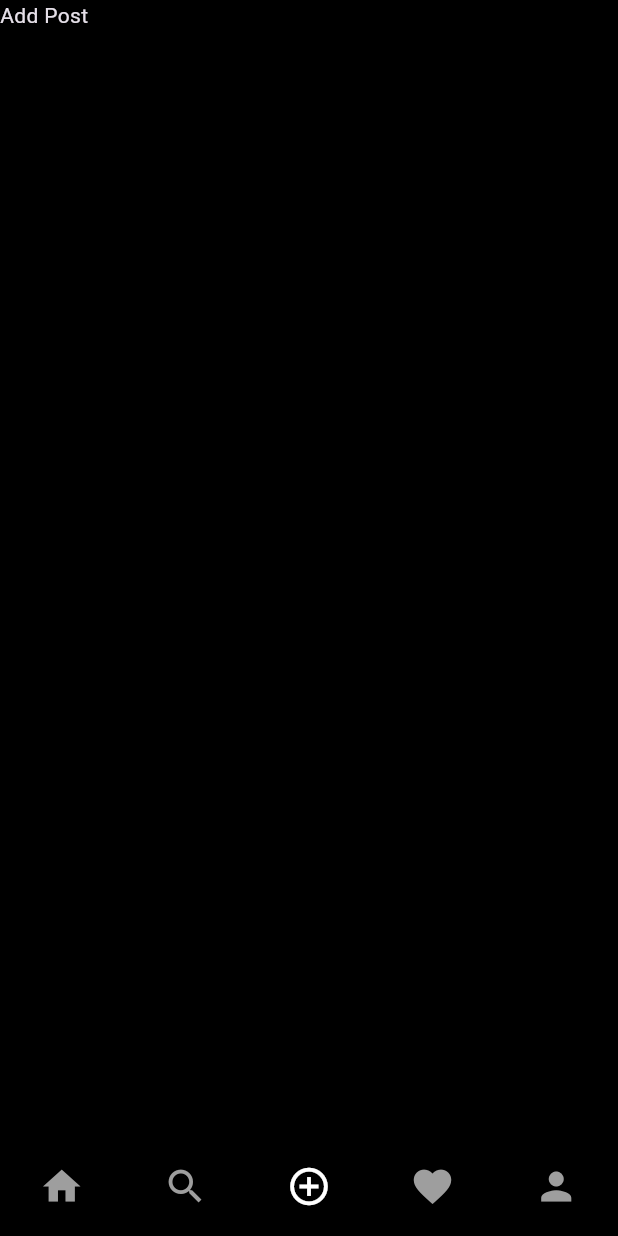
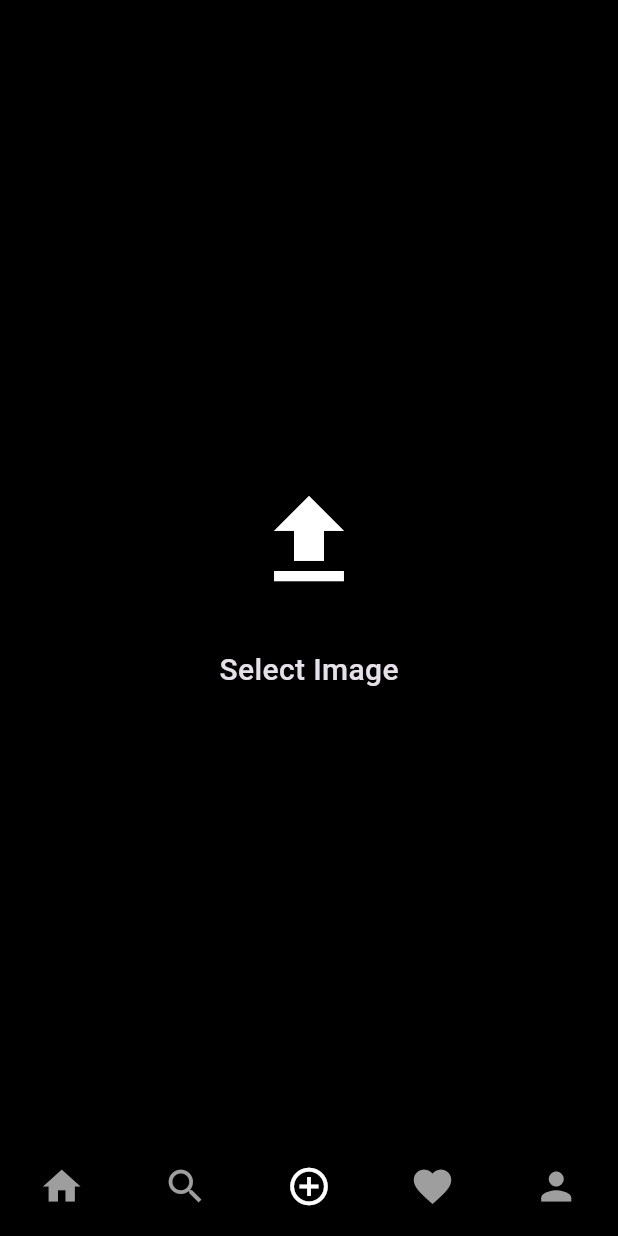
Before and after one commit to CodeWithJeet1204/Clones, a Flutter app: the MobileScreenLayout screen opened directly, swiped to page 3, on a phone screen of 412 x 824 dp. Run offline on Flutter 3.47's test engine with Material 3 defaults, Android fonts, the phone set to English and light mode, and no system bars; our stand-ins replace cloud_firestore, firebase_auth, firebase_core, firebase_storage, flutter_svg, image_picker; accounts and stored records are empty.

Commit message:
Add Post UI + Firebase (Complete)

```diff
--- /dev/null
+++ b/lib/models/posts.dart
@@ -0,0 +1,49 @@
+import 'package:cloud_firestore/cloud_firestore.dart';
+
+class Post {
+  final String description;
+  final String uid;
+  final String username;
+  final String postId;
+  final DateTime datePublished;
+  final String postUrl;
+  final String profImg;
+  final likes;
+
+  Post({
+    required this.description,
+    required this.uid,
+    required this.postId,
+    required this.datePublished,
+    required this.postUrl,
+    required this.profImg,
+    required this.likes,
+    required this.username,
+  });
+
+  Map<String, dynamic> toJson() => {
+        'description': description,
+        'uid': uid,
+        'username': username,
+        'postId': postId,
+        'datePdatePublished': datePublished,
+        'profImage': profImg,
+        'postUrl': postUrl,
+        'likes': likes,
+      };
+
+  static Post fromSnap(DocumentSnapshot snap) {
+    var snapshot = snap.data() as Map<String, dynamic>;
+
+    return Post(
+      username: snapshot['username'],
+      uid: snapshot['uid'],
+      description: snapshot['description'],
+      postId: snapshot['postId'],
+      datePublished: snapshot['datePublished'],
+      postUrl: snapshot['profImg'],
+      profImg: snapshot['likes'],
+      likes: snapshot['postUrl'],
+    );
+  }
+}
--- a/lib/resources/storage_methods.dart
+++ b/lib/resources/storage_methods.dart
@@ -2,6 +2,7 @@ import 'dart:typed_data';
 
 import 'package:firebase_auth/firebase_auth.dart';
 import 'package:firebase_storage/firebase_storage.dart';
+import 'package:uuid/uuid.dart';
 
 class StorageMethods {
   final FirebaseStorage _storage = FirebaseStorage.instance;
@@ -13,6 +14,11 @@ class StorageMethods {
     Reference ref =
         _storage.ref().child(childName).child(_auth.currentUser!.uid);
 
+    if (isPost) {
+      String id = const Uuid().v1();
+      ref = ref.child(id);
+    }
+
     UploadTask uploadTask = ref.putData(file);
 
     TaskSnapshot snap = await uploadTask;
--- a/lib/responsive/mobile_screen_layout.dart
+++ b/lib/responsive/mobile_screen_layout.dart
@@ -1,6 +1,7 @@
 import 'package:flutter/cupertino.dart';
 import 'package:flutter/material.dart';
 import 'package:instagram/utils/colors.dart';
+import 'package:instagram/utils/global_variables.dart';
 
 class MobileScreenLayout extends StatefulWidget {
   const MobileScreenLayout({super.key});
@@ -41,14 +42,8 @@ class _MobileScreenLayoutState extends State<MobileScreenLayout> {
       body: PageView(
         controller: pageController,
         onPageChanged: onPageChanged,
-        children: const [
-          Text('Home'),
-          Text('Searc'),
-          Text('Add Post'),
-          Text('Notif'),
-          Text('Profile'),
-        ],
         physics: const NeverScrollableScrollPhysics(),
+        children: homeScreenItems,
       ),
       bottomNavigationBar: CupertinoTabBar(
         onTap: navigationTapped,
--- a/lib/responsive/responsive_layout_screen.dart
+++ b/lib/responsive/responsive_layout_screen.dart
@@ -1,6 +1,6 @@
 import 'package:flutter/material.dart';
 import 'package:instagram/providers/user_provider.dart';
-import 'package:instagram/utils/dimensions.dart';
+import 'package:instagram/utils/global_variables.dart';
 import 'package:provider/provider.dart';
 
 class ResponsiveLayout extends StatefulWidget {
--- /dev/null
+++ b/lib/screens/add_post_screen.dart
@@ -0,0 +1,234 @@
+// ignore_for_file: use_build_context_synchronously
+
+import 'dart:typed_data';
+
+import 'package:flutter/material.dart';
+import 'package:image_picker/image_picker.dart';
+import 'package:instagram/models/user.dart';
+import 'package:instagram/providers/user_provider.dart';
+import 'package:instagram/resources/firestore_methods.dart';
+import 'package:instagram/utils/colors.dart';
+import 'package:instagram/widgets/image_picker.dart';
+import 'package:instagram/widgets/snackbar.dart';
+import 'package:provider/provider.dart';
+
+class AddPostScreen extends StatefulWidget {
+  const AddPostScreen({super.key});
+
+  @override
+  State<AddPostScreen> createState() => _AddPostScreenState();
+}
+
+class _AddPostScreenState extends State<AddPostScreen> {
+  final TextEditingController _descriptionController = TextEditingController();
+  Uint8List? _file;
+  bool isLoading = false;
+  final postKey = GlobalKey<FormState>();
+
+  _selectImage(BuildContext context) async {
+    return showDialog(
+      context: context,
+      builder: ((context) {
+        return SimpleDialog(
+          title: const Text("Create a Post"),
+          children: [
+            SimpleDialogOption(
+              padding: const EdgeInsets.all(20),
+              child: const Text('Take a photo'),
+              onPressed: () async {
+                Navigator.of(context).pop();
+                Uint8List file = await pickImage(ImageSource.camera);
+                setState(() {
+                  _file = file;
+                });
+              },
+            ),
+            SimpleDialogOption(
+              padding: const EdgeInsets.all(20),
+              child: const Text('Choose a photo'),
+              onPressed: () async {
+                Navigator.of(context).pop();
+                Uint8List file = await pickImage(ImageSource.gallery);
+                setState(() {
+                  _file = file;
+                });
+              },
+            ),
+            SimpleDialogOption(
+              padding: const EdgeInsets.all(20),
+              child: const Text('Cancel'),
+              onPressed: () {
+                Navigator.of(context).pop();
+              },
+            ),
+          ],
+        );
+      }),
+    );
+  }
+
+  void clearImage() {
+    setState(() {
+      _file = null;
+    });
+  }
+
+  void postImage(String uid, String username, String profImg) async {
+    if (postKey.currentState!.validate()) {
+      setState(() {
+        isLoading = true;
+      });
+      try {
+        String res = await FirestoreMethods().uploadPost(
+          _descriptionController.text,
+          _file!,
+          uid,
+          username,
+          profImg,
+        );
+
+        setState(() {
+          isLoading = false;
+        });
+        if (res == "success") {
+          mySnackBar(context, "Posted");
+          clearImage();
+        } else {
+          setState(() {
+            isLoading = false;
+          });
+          mySnackBar(context, res);
+        }
+      } catch (e) {
+        mySnackBar(context, e.toString());
+      }
+    } else {
+      mySnackBar(context, "Enter a Caption");
+    }
+  }
+
+  @override
+  void dispose() {
+    super.dispose();
+    _descriptionController.dispose();
+  }
+
+  @override
+  Widget build(BuildContext context) {
+    final User user = Provider.of<UserProvider>(context).getUser;
+
+    return _file == null
+        ? Center(
+            child: Column(
+              mainAxisAlignment: MainAxisAlignment.center,
+              children: [
+                IconButton(
+                  iconSize: 80,
+                  tooltip: "Add Post",
+                  onPressed: () => _selectImage(context),
+                  icon: const Icon(Icons.upload),
+                ),
+                const SizedBox(height: 24),
+                const Text(
+                  "Select Image",
+                  style: TextStyle(
+                    fontSize: 20,
+                    fontWeight: FontWeight.w500,
+                  ),
+                ),
+              ],
+            ),
+          )
+        : Scaffold(
+            appBar: AppBar(
+              backgroundColor: mobileBackgroundColor,
+              title: const Text("Add Post"),
+              leading: IconButton(
+                tooltip: "Cancel",
+                onPressed: clearImage,
+                icon: const Icon(Icons.arrow_back),
+              ),
+              actions: [
+                TextButton(
+                  onPressed: () => postImage(
+                    user.uid,
+                    user.username,
+                    user.photoUrl,
+                  ),
+                  child: const Text(
+                    "Post",
+                    style: TextStyle(
+                      color: blueColor,
+                      fontWeight: FontWeight.w600,
+                      fontSize: 16,
+                    ),
+                  ),
+                ),
+              ],
+            ),
+            body: Column(
+              children: [
+                isLoading
+                    ? const LinearProgressIndicator()
+                    : const Padding(
+                        padding: EdgeInsets.only(top: 0),
+                      ),
+                const Divider(color: Colors.transparent),
+                Row(
+                  mainAxisAlignment: MainAxisAlignment.spaceAround,
+                  crossAxisAlignment: CrossAxisAlignment.start,
+                  children: [
+                    CircleAvatar(
+                      backgroundImage: NetworkImage(user.photoUrl),
+                      backgroundColor: Colors.grey,
+                    ),
+                    Form(
+                      key: postKey,
+                      child: SizedBox(
+                        width: MediaQuery.of(context).size.width * 0.45,
+                        child: TextFormField(
+                          controller: _descriptionController,
+                          decoration: const InputDecoration(
+                            hintText: "Write Caption",
+                            border: InputBorder.none,
+                          ),
+                          validator: (value) {
+                            if (value != null) {
+                              if (value.isNotEmpty) {
+                                return null;
+                              } else {
+                                return "Please enter a caption";
+                              }
+                            } else {
+                              return "Please enter a caption";
+                            }
+                          },
+                          minLines: 1,
+                          maxLines: 8,
+                        ),
+                      ),
+                    ),
+                    SizedBox(
+                      height: 45,
+                      width: 45,
+                      child: AspectRatio(
+                        aspectRatio: 487 / 451,
+                        child: Container(
+                          decoration: BoxDecoration(
+                            image: DecorationImage(
+                              image: MemoryImage(_file!),
+                              fit: BoxFit.fill,
+                              alignment: FractionalOffset.topCenter,
+                            ),
+                          ),
+                        ),
+                      ),
+                    ),
+                    const Divider(),
+                  ],
+                ),
+              ],
+            ),
+          );
+  }
+}
--- a/lib/utils/dimensions.dart
+++ /dev/null
@@ -1 +0,0 @@
-const webScreenSize = 600;
--- /dev/null
+++ b/lib/utils/global_variables.dart
@@ -0,0 +1,12 @@
+import 'package:flutter/material.dart';
+import 'package:instagram/screens/add_post_screen.dart';
+
+const webScreenSize = 600;
+
+const homeScreenItems = [
+  Text('Home'),
+  Text('Searc'),
+  AddPostScreen(),
+  Text('Notif'),
+  Text('Profile'),
+];
--- a/pubspec.yaml
+++ b/pubspec.yaml
@@ -38,6 +38,7 @@ dependencies:
   flutter_svg: ^2.0.9
   image_picker: ^1.0.5
   provider: ^6.1.1
+  uuid: ^4.2.2
 
 dev_dependencies:
   flutter_test:
```
Also changed, not shown: lib/resources/firestore_methods.dart (added, +45 -0 lines), pubspec.lock.
